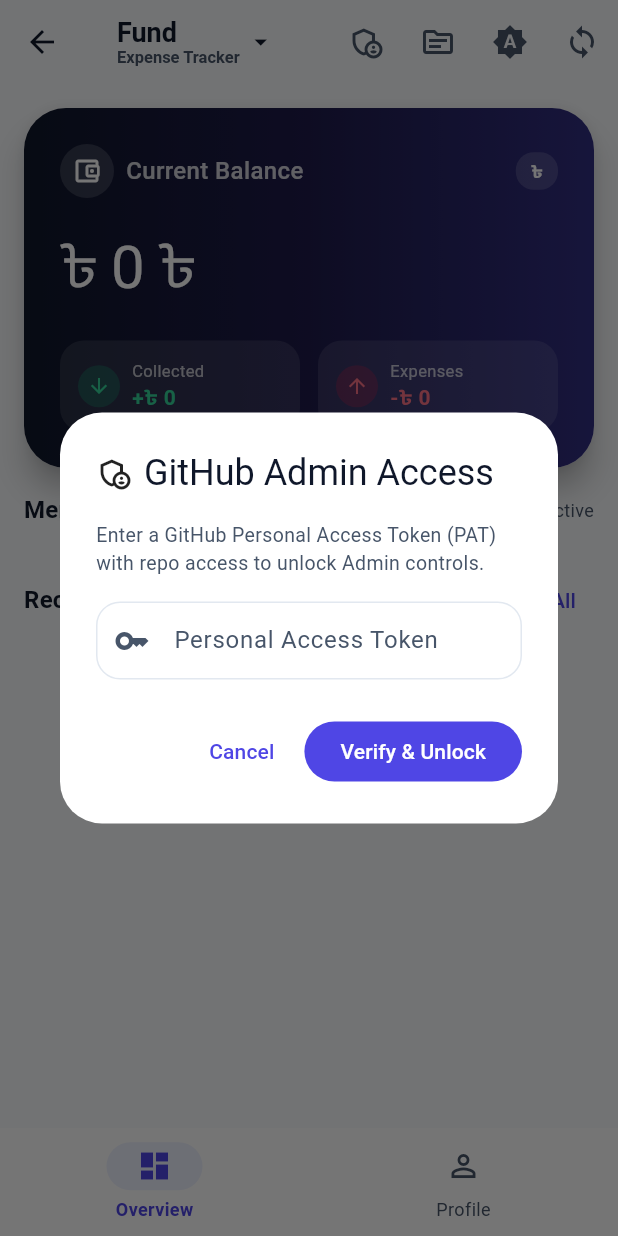
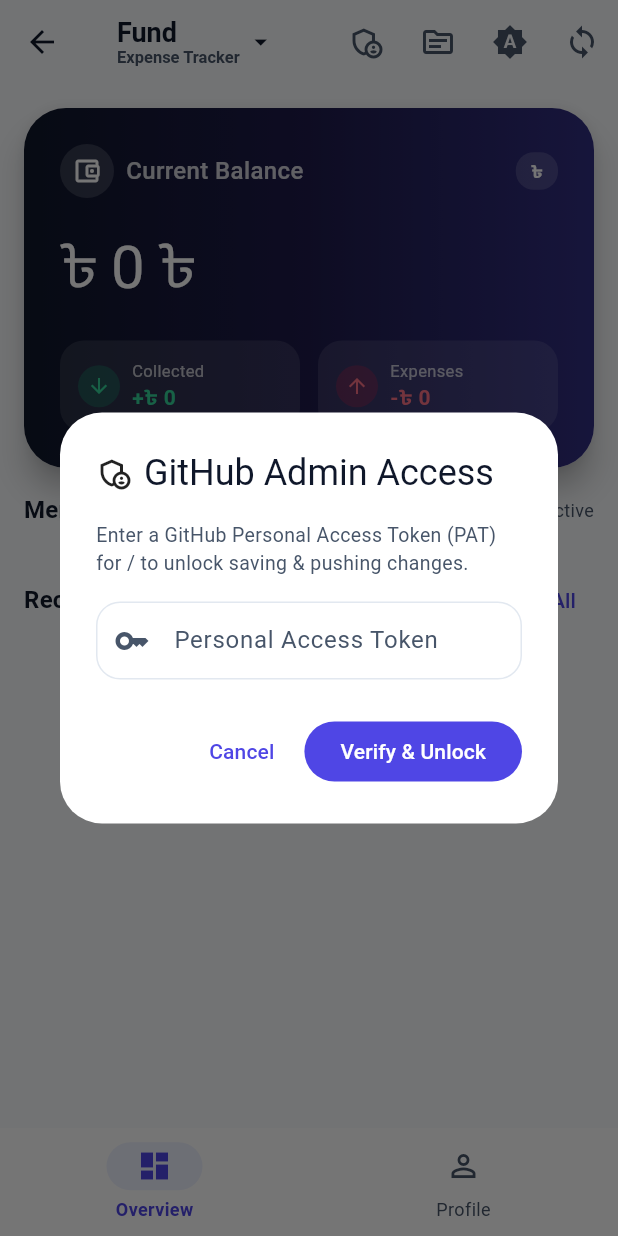
Before and after one commit to DelightReza/Fund, a Flutter app: the DashboardScreen screen opened directly, after a tap on the "admin panel settings" icon, on a phone screen of 412 x 824 dp. Run offline on Flutter 3.47's test engine with Material 3 defaults, Android fonts, the light colour scheme and no system bars; our stand-ins replace flutter_riverpod, shared_preferences; accounts and stored records are empty.

Commit message:
refactor: improve GitHub sync and repo management
- Enable repository management UI across all platforms
- Refine sync logic to handle 422 errors and branch parameters
- Update dashboard status messages for better clarity

```diff
--- a/lib/providers/providers.dart
+++ b/lib/providers/providers.dart
@@ -488,7 +488,6 @@
         );
 
         await ref.read(syncServiceProvider).flushQueue(github);
-        await github.commitConfig(config, message: message);
         await github.commitData(updated, message: message);
 
         state = state.copyWith(syncing: false, pendingCount: 0, error: null);
--- a/lib/screens/dashboard_screen.dart
+++ b/lib/screens/dashboard_screen.dart
@@ -132,12 +132,11 @@
             ),
             tooltip: hasToken ? 'Admin Access Active' : 'Admin Authentication',
           ),
-          if (!kIsWeb)
-            IconButton(
-              onPressed: () => Navigator.of(context).push(MaterialPageRoute(builder: (_) => const RepoSelectionScreen())),
-              icon: const Icon(Icons.source_outlined),
-              tooltip: 'Repositories',
-            ),
+          IconButton(
+            onPressed: () => Navigator.of(context).push(MaterialPageRoute(builder: (_) => const RepoSelectionScreen())),
+            icon: const Icon(Icons.source_outlined),
+            tooltip: 'Switch or Manage Repositories',
+          ),
           IconButton(
             onPressed: () {
               final currentMode = ref.read(themeModeProvider);
@@ -354,8 +353,8 @@
                 children: [
                   Text(
                     isCurrentlyAuthenticated
-                        ? 'Your GitHub Token is authenticated and verified for repository access.'
-                        : 'Enter a GitHub Personal Access Token (PAT) with repo access to unlock Admin controls.',
+                        ? 'Authenticated for repo: ${appState.config.repoOwner}/${appState.config.repoName} (${appState.config.repoBranch})'
+                        : 'Enter a GitHub Personal Access Token (PAT) for ${appState.config.repoOwner}/${appState.config.repoName} to unlock saving & pushing changes.',
                     style: TextStyle(fontSize: 13, color: Theme.of(context).colorScheme.onSurfaceVariant),
                   ),
                   const SizedBox(height: 16),
```
Also changed, not shown: lib/services/github_service.dart (+16 -8 lines).
